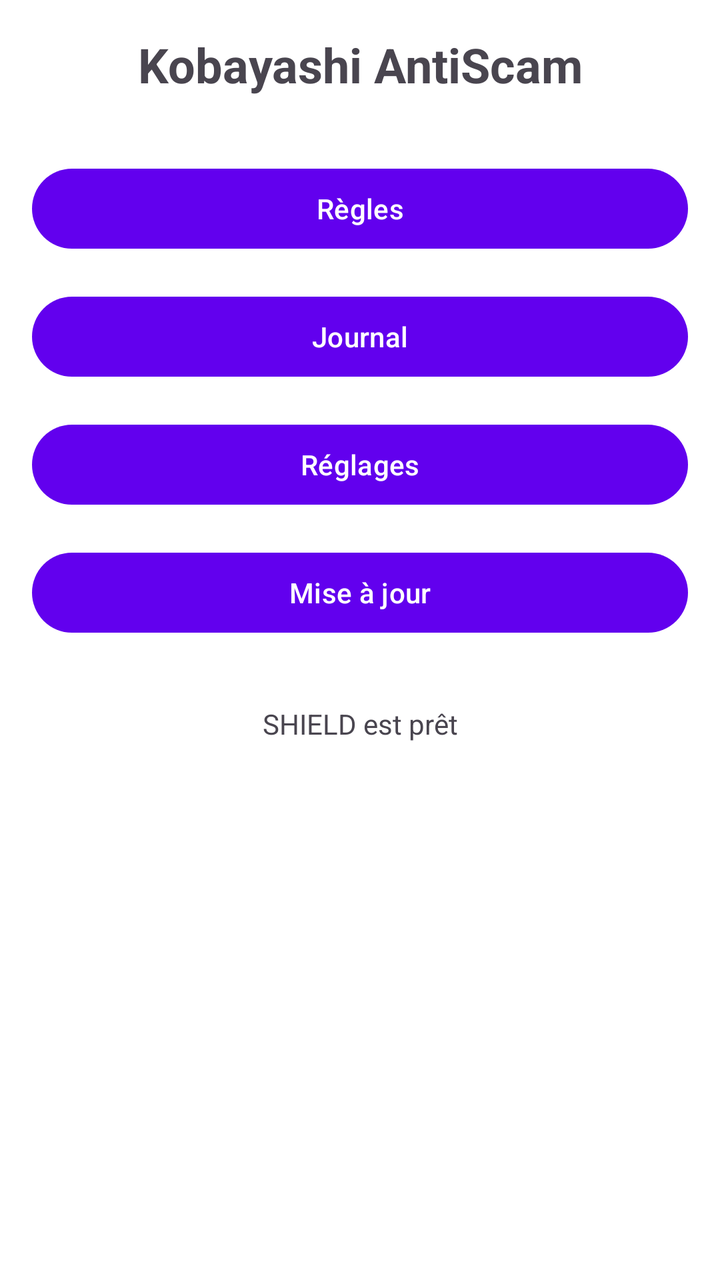
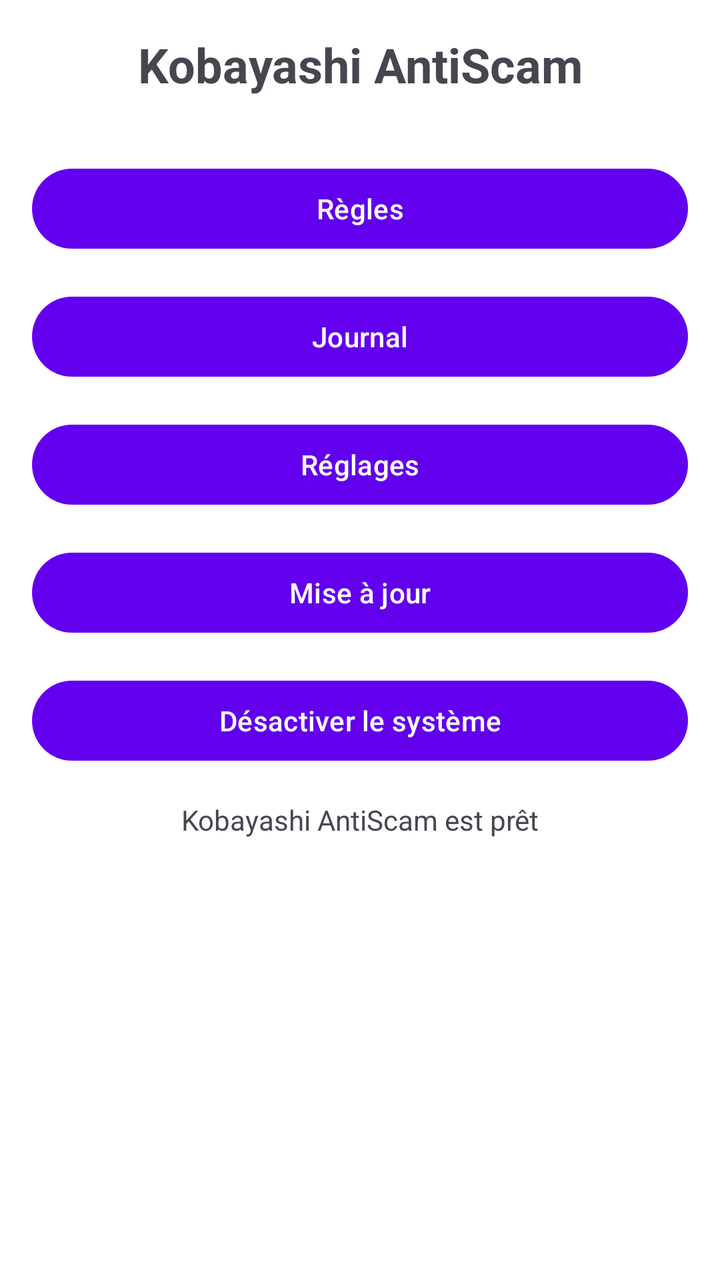

The first picture is an Android layout as it rendered before a commit; the second is the same layout after the commit. The layout source and the unified diff follow.
<!-- AndroidManifest.xml: activity theme Theme.Shield -->
<!-- res/layout/activity_main.xml -->
<?xml version="1.0" encoding="utf-8"?>
<androidx.constraintlayout.widget.ConstraintLayout
    xmlns:android="http://schemas.android.com/apk/res/android"
    xmlns:app="http://schemas.android.com/apk/res-auto"
    xmlns:tools="http://schemas.android.com/tools"
    android:layout_width="match_parent"
    android:layout_height="match_parent"
    android:padding="16dp"
    tools:context=".MainActivity">

    <TextView
        android:id="@+id/appTitle"
        android:layout_width="wrap_content"
        android:layout_height="wrap_content"
        android:text="@string/app_name"
        android:textSize="24sp"
        android:textStyle="bold"
        app:layout_constraintLeft_toLeftOf="parent"
        app:layout_constraintRight_toRightOf="parent"
        app:layout_constraintTop_toTopOf="parent" />

    <Button
        android:id="@+id/btnRules"
        android:layout_width="match_parent"
        android:layout_height="wrap_content"
        android:layout_marginTop="32dp"
        android:text="@string/nav_rules"
        android:textAllCaps="false"
        app:layout_constraintTop_toBottomOf="@id/appTitle" />

    <Button
        android:id="@+id/btnLogs"
        android:layout_width="match_parent"
        android:layout_height="wrap_content"
        android:layout_marginTop="16dp"
        android:text="@string/nav_logs"
        android:textAllCaps="false"
        app:layout_constraintTop_toBottomOf="@id/btnRules" />

    <Button
        android:id="@+id/btnSettings"
        android:layout_width="match_parent"
        android:layout_height="wrap_content"
        android:layout_marginTop="16dp"
        android:text="@string/nav_settings"
        android:textAllCaps="false"
        app:layout_constraintTop_toBottomOf="@id/btnLogs" />

    <Button
        android:id="@+id/btnUpdate"
        android:layout_width="match_parent"
        android:layout_height="wrap_content"
        android:layout_marginTop="16dp"
        android:text="@string/nav_update"
        android:textAllCaps="false"
        app:layout_constraintTop_toBottomOf="@id/btnSettings" />

    <TextView
        android:id="@+id/statusText"
        android:layout_width="match_parent"
        android:layout_height="wrap_content"
        android:layout_marginTop="32dp"
        android:text="SHIELD est prêt"
        android:textAlignment="center"
        app:layout_constraintTop_toBottomOf="@id/btnUpdate" />

</androidx.constraintlayout.widget.ConstraintLayout>
<!-- resources referenced by this layout -->
<resources>
  <string name="app_name">Kobayashi AntiScam</string>
  <string name="nav_logs">Journal</string>
  <string name="nav_rules">Règles</string>
  <string name="nav_settings">Réglages</string>
  <string name="nav_update">Mise à jour</string>
  <style name="Theme.Shield" parent="Theme.Material3.DayNight.NoActionBar">
          <item name="colorPrimary">@color/colorPrimary</item>
          <item name="colorPrimaryContainer">@color/colorPrimary</item>
          <item name="colorOnPrimaryContainer">@color/colorOnPrimary</item>
          <item name="colorSecondary">@color/colorAccent</item>
          <item name="colorOnSecondary">@color/colorOnPrimary</item>
          <item name="colorError">@color/colorError</item>
          <item name="colorOnError">@color/colorOnError</item>
          <item name="android:windowBackground">@color/colorBackground</item>
      </style>
  <color name="colorPrimary">#6200EE</color>
  <color name="colorOnPrimary">#FFFFFF</color>
  <color name="colorAccent">#03DAC6</color>
  <color name="colorError">#B00020</color>
  <color name="colorOnError">#FFFFFF</color>
  <color name="colorBackground">#FFFFFF</color>
</resources>

<!-- the commit's change to res/layout/activity_main.xml (unified diff, before → after) -->
@@ -55,13 +55,22 @@
         android:textAllCaps="false"
         app:layout_constraintTop_toBottomOf="@id/btnSettings" />
 
+    <Button
+        android:id="@+id/btnToggleSystem"
+        android:layout_width="match_parent"
+        android:layout_height="wrap_content"
+        android:layout_marginTop="16dp"
+        android:text="Désactiver le système"
+        android:textAllCaps="false"
+        app:layout_constraintTop_toBottomOf="@id/btnUpdate" />
+
     <TextView
         android:id="@+id/statusText"
         android:layout_width="match_parent"
         android:layout_height="wrap_content"
-        android:layout_marginTop="32dp"
-        android:text="SHIELD est prêt"
+        android:layout_marginTop="16dp"
+        android:text="@string/system_ready"
         android:textAlignment="center"
-        app:layout_constraintTop_toBottomOf="@id/btnUpdate" />
+        app:layout_constraintTop_toBottomOf="@id/btnToggleSystem" />
 
 </androidx.constraintlayout.widget.ConstraintLayout>
<!-- resource entries referenced after the edit -->
@@ -5,6 +5,7 @@
   <string name="nav_rules">Règles</string>
   <string name="nav_settings">Réglages</string>
   <string name="nav_update">Mise à jour</string>
+  <string name="system_ready">Kobayashi AntiScam est prêt</string>
   <style name="Theme.Shield" parent="Theme.Material3.DayNight.NoActionBar">
           <item name="colorPrimary">@color/colorPrimary</item>
           <item name="colorPrimaryContainer">@color/colorPrimary</item>
